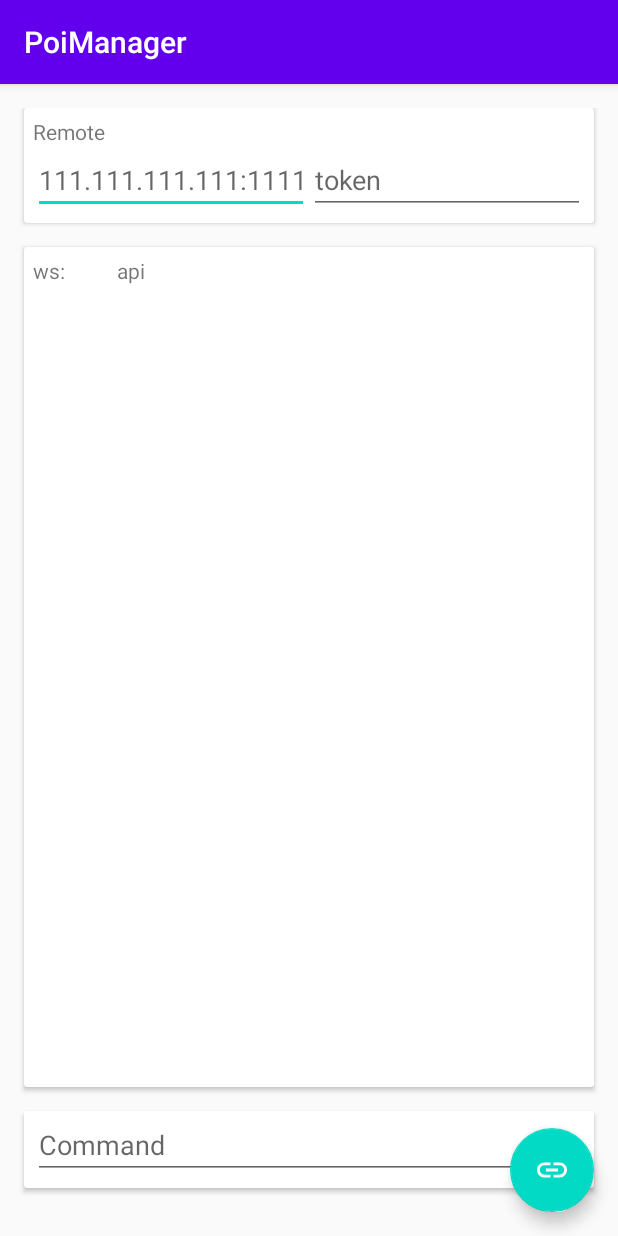
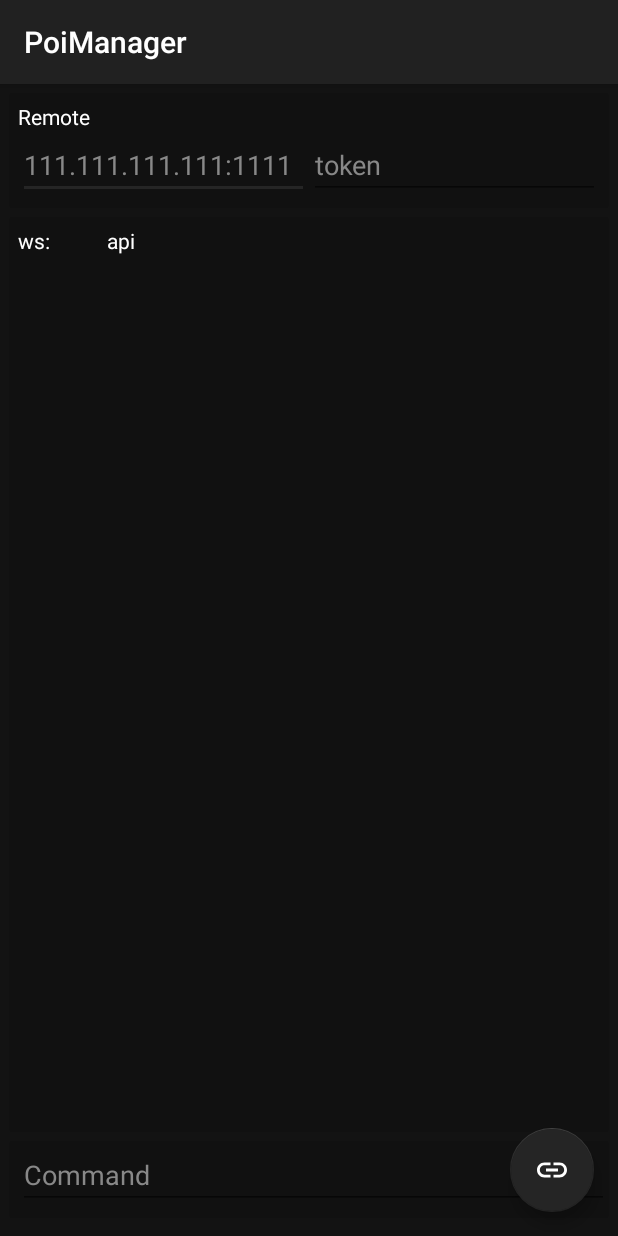
Before and after one commit to PoiCraft/PoiManager-Android, an Android app: the screen it shows after launch (MainActivity), after a tap on an icon or button, on a phone screen of 412 x 824 dp. Run offline under Robolectric (Android 15) with nearby library versions, the phone set to English and light mode, and no system bars.

Commit message:
UI -> Dark

```diff
--- a/app/src/main/res/layout/activity_main.xml
+++ b/app/src/main/res/layout/activity_main.xml
@@ -4,6 +4,7 @@
     xmlns:tools="http://schemas.android.com/tools"
     android:layout_width="match_parent"
     android:layout_height="match_parent"
+    android:background="@color/background"
     tools:context=".MainActivity">
 
     <com.google.android.material.appbar.AppBarLayout
@@ -20,7 +21,9 @@
 
     </com.google.android.material.appbar.AppBarLayout>
 
-    <include layout="@layout/content_main" />
+    <include
+        layout="@layout/content_main"
+        android:background="@color/background" />
 
     <com.google.android.material.floatingactionbutton.FloatingActionButton
         android:id="@+id/fab"
--- a/app/src/main/res/layout/content_main.xml
+++ b/app/src/main/res/layout/content_main.xml
@@ -2,19 +2,22 @@
 <androidx.constraintlayout.widget.ConstraintLayout xmlns:android="http://schemas.android.com/apk/res/android"
     xmlns:app="http://schemas.android.com/apk/res-auto"
     xmlns:tools="http://schemas.android.com/tools"
+    android:id="@+id/main_root"
     android:layout_width="match_parent"
     android:layout_height="match_parent"
-    android:id="@+id/main_root"
-    app:layout_behavior="@string/appbar_scrolling_view_behavior"
-    android:paddingTop="@dimen/fab_margin"
-    android:paddingBottom="@dimen/fab_margin">
+    android:background="@color/background"
+    android:paddingTop="6dp"
+    android:paddingBottom="6dp"
+    app:layout_behavior="@string/appbar_scrolling_view_behavior">
 
     <androidx.cardview.widget.CardView
+        android:id="@+id/server_config"
         android:layout_width="match_parent"
         android:layout_height="wrap_content"
-        android:layout_marginLeft="@dimen/fab_margin"
-        android:layout_marginRight="@dimen/fab_margin"
-        android:id="@+id/server_config"
+        app:cardBackgroundColor="@color/background_card"
+        android:layout_marginLeft="6dp"
+        android:layout_marginRight="6dp"
+        app:cardElevation="0dp"
         tools:ignore="MissingConstraints">
 
         <androidx.constraintlayout.widget.ConstraintLayout
@@ -24,6 +27,7 @@
 
             <TextView
                 android:id="@+id/textView"
+                android:textColor="@color/text_color"
                 android:layout_width="wrap_content"
                 android:layout_height="wrap_content"
                 android:layout_marginTop="6dp"
@@ -36,6 +40,8 @@
 
             <EditText
                 android:id="@+id/server_address"
+                android:textColor="@color/text_color"
+                android:textColorHint="@color/text_color_hint"
                 android:layout_width="0dp"
                 android:layout_height="wrap_content"
                 android:layout_marginStart="6dp"
@@ -52,6 +58,8 @@
 
             <EditText
                 android:id="@+id/server_token"
+                android:textColor="@color/text_color"
+                android:textColorHint="@color/text_color_hint"
                 android:layout_width="0dp"
                 android:layout_height="wrap_content"
                 android:layout_marginEnd="6dp"
@@ -72,8 +80,10 @@
         android:id="@+id/server_log"
         android:layout_width="0dp"
         android:layout_height="0dp"
-        android:layout_marginTop="@dimen/fab_margin"
-        android:layout_marginBottom="@dimen/fab_margin"
+        android:layout_marginTop="6dp"
+        android:layout_marginBottom="6dp"
+        app:cardElevation="0dp"
+        app:cardBackgroundColor="@color/background_card"
         app:layout_constraintBottom_toTopOf="@+id/server_cmd"
         app:layout_constraintEnd_toEndOf="@+id/server_config"
         app:layout_constraintStart_toStartOf="@+id/server_config"
@@ -90,8 +100,11 @@
         android:id="@+id/server_cmd"
         android:layout_width="0dp"
         android:layout_height="wrap_content"
-        android:layout_marginBottom="@dimen/fab_margin"
+
+        app:cardElevation="0dp"
+        android:layout_marginBottom="6dp"
         app:layout_constraintBottom_toBottomOf="parent"
+        app:cardBackgroundColor="@color/background_card"
         app:layout_constraintEnd_toEndOf="@+id/server_config"
         app:layout_constraintStart_toStartOf="@+id/server_config">
 
@@ -101,6 +114,8 @@
 
             <EditText
                 android:id="@+id/cmd_in"
+                android:textColor="@color/text_color"
+                android:textColorHint="@color/text_color_hint"
                 android:layout_width="0dp"
                 android:layout_height="wrap_content"
                 android:layout_marginStart="6dp"
--- a/app/src/main/res/layout/log_item.xml
+++ b/app/src/main/res/layout/log_item.xml
@@ -13,12 +13,16 @@
 
         <TextView
             android:id="@+id/log_type"
+            android:textColor="@color/text_color"
             android:layout_width="0dp"
             android:layout_height="wrap_content"
             android:layout_weight="2" />
 
         <TextView
             android:id="@+id/log_msg"
+            android:textColor="@color/text_color"
+            android:textColorHighlight="@color/text_color"
+            android:textColorLink="@color/text_color"
             android:layout_width="0dp"
             android:layout_height="wrap_content"
             android:layout_weight="11"
--- a/app/src/main/res/values/colors.xml
+++ b/app/src/main/res/values/colors.xml
@@ -1,6 +1,10 @@
 <?xml version="1.0" encoding="utf-8"?>
 <resources>
-    <color name="colorPrimary">#6200EE</color>
-    <color name="colorPrimaryDark">#3700B3</color>
-    <color name="colorAccent">#03DAC5</color>
+    <color name="colorPrimary">#212121</color>
+    <color name="colorPrimaryDark">#000000</color>
+    <color name="colorAccent">#252525</color>
+    <color name="background">#131313</color>
+    <color name="text_color">#ffffff</color>
+    <color name="text_color_hint">#888888</color>
+    <color name="background_card">#111111</color>
 </resources>
--- a/app/src/main/res/values/styles.xml
+++ b/app/src/main/res/values/styles.xml
@@ -1,10 +1,11 @@
 <resources>
     <!-- Base application theme. -->
-    <style name="AppTheme" parent="Theme.AppCompat.Light.DarkActionBar">
+    <style name="AppTheme" parent="Theme.AppCompat.DayNight.DarkActionBar">
         <!-- Customize your theme here. -->
         <item name="colorPrimary">@color/colorPrimary</item>
         <item name="colorPrimaryDark">@color/colorPrimaryDark</item>
         <item name="colorAccent">@color/colorAccent</item>
+        <item name="android:windowBackground">@color/background</item>
     </style>
 
     <style name="AppTheme.NoActionBar">
```
